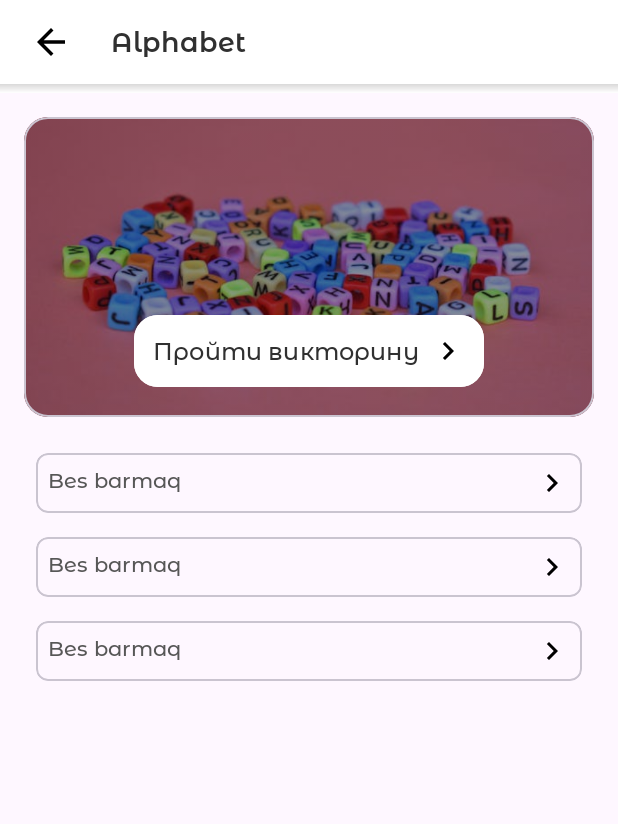
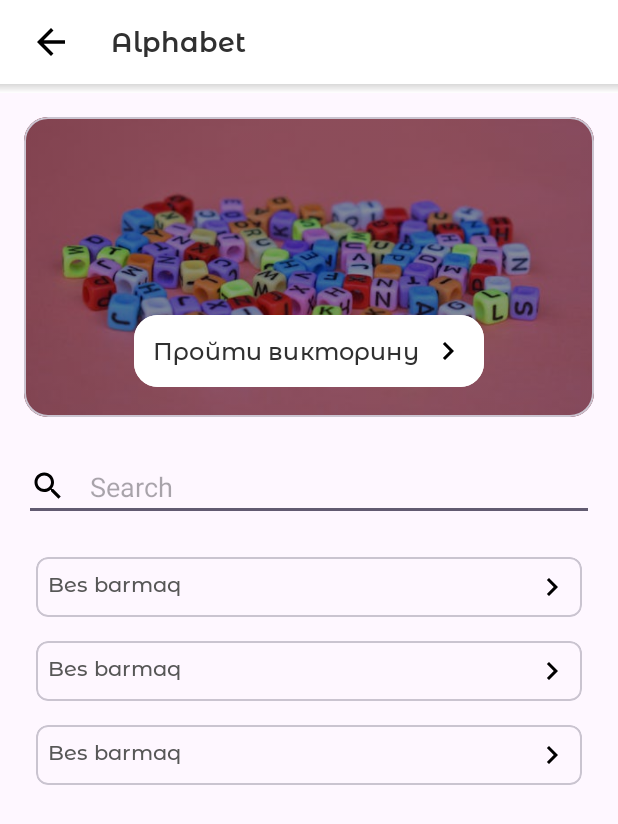
Before and after one commit to atabekkr/SignLanguageInKarakalpak, an Android app: the layout fragment_topic.xml on its own in the app's theme, with its tools: preview values and no code run, on a phone screen of 412 x 824 dp. Shown: the top 824 px of the screen. Run offline under Robolectric (Android 15) with nearby library versions, the phone set to English and light mode, and no system bars.

Commit message:
added overview of words screen

```diff
--- a/app/src/main/java/com/shaxsanem/signlanguage/data/db/SLDao.kt
+++ b/app/src/main/java/com/shaxsanem/signlanguage/data/db/SLDao.kt
@@ -10,4 +10,10 @@ interface SLDao {
     @Query("Select * from words")
     suspend fun getWords(): List<Word>
 
+    @Query("Select * from words where name like :name and group_name like :groupName")
+    suspend fun search(name: String, groupName: String): List<Word>
+
+    @Query("Select * from words where content like :content limit 1")
+    suspend fun getWordByContent(content: String): Word?
+
 }
--- a/app/src/main/java/com/shaxsanem/signlanguage/ui/HomeFragment.kt
+++ b/app/src/main/java/com/shaxsanem/signlanguage/ui/HomeFragment.kt
@@ -27,7 +27,7 @@ class HomeFragment : Fragment(R.layout.fragment_home) {
 
         binding.cardAlphabet.setOnClickListener {
             findNavController().navigate(
-                HomeFragmentDirections.actionHomeFragmentToTopicFragment()
+                HomeFragmentDirections.actionHomeFragmentToTopicFragment("number")
             )
         }
 
--- a/app/src/main/java/com/shaxsanem/signlanguage/ui/adapters/WordAdapter.kt
+++ b/app/src/main/java/com/shaxsanem/signlanguage/ui/adapters/WordAdapter.kt
@@ -20,7 +20,7 @@ class WordAdapter : ListAdapter<Word, WordAdapter.WordViewHolder>(MyDiffUtil())
             binding.tvTitle.text = item.name
 
             binding.root.setOnClickListener {
-                onClick.invoke(item.id)
+                onClick.invoke(item.content)
             }
         }
     }
@@ -39,8 +39,8 @@ class WordAdapter : ListAdapter<Word, WordAdapter.WordViewHolder>(MyDiffUtil())
         holder.bind()
     }
 
-    private var onClick: (id: Int) -> Unit = {}
-    fun setOnItemClickListener(onClick: (id: Int) -> Unit) {
+    private var onClick: (content: String) -> Unit = {}
+    fun setOnItemClickListener(onClick: (content: String) -> Unit) {
         this.onClick = onClick
     }
 
--- /dev/null
+++ b/app/src/main/res/drawable/ic_clear.xml
@@ -0,0 +1,5 @@
+<vector xmlns:android="http://schemas.android.com/apk/res/android" android:height="24dp" android:tint="#000000" android:viewportHeight="24" android:viewportWidth="24" android:width="24dp">
+
+    <path android:fillColor="@android:color/white" android:pathData="M19,6.41L17.59,5 12,10.59 6.41,5 5,6.41 10.59,12 5,17.59 6.41,19 12,13.41 17.59,19 19,17.59 13.41,12z"/>
+
+</vector>
--- /dev/null
+++ b/app/src/main/res/drawable/ic_search_24.xml
@@ -0,0 +1,5 @@
+<vector xmlns:android="http://schemas.android.com/apk/res/android" android:height="24dp" android:tint="#000000" android:viewportHeight="24" android:viewportWidth="24" android:width="24dp">
+
+    <path android:fillColor="@android:color/white" android:pathData="M15.5,14h-0.79l-0.28,-0.27C15.41,12.59 16,11.11 16,9.5 16,5.91 13.09,3 9.5,3S3,5.91 3,9.5 5.91,16 9.5,16c1.61,0 3.09,-0.59 4.23,-1.57l0.27,0.28v0.79l5,4.99L20.49,19l-4.99,-5zM9.5,14C7.01,14 5,11.99 5,9.5S7.01,5 9.5,5 14,7.01 14,9.5 11.99,14 9.5,14z"/>
+
+</vector>
--- a/app/src/main/res/layout/fragment_topic.xml
+++ b/app/src/main/res/layout/fragment_topic.xml
@@ -1,11 +1,10 @@
 <?xml version="1.0" encoding="utf-8"?>
-<androidx.core.widget.NestedScrollView
-    xmlns:android="http://schemas.android.com/apk/res/android"
+<androidx.core.widget.NestedScrollView xmlns:android="http://schemas.android.com/apk/res/android"
     xmlns:app="http://schemas.android.com/apk/res-auto"
     xmlns:tools="http://schemas.android.com/tools"
     android:layout_width="match_parent"
     android:layout_height="match_parent"
-    tools:context=".ui.TopicFragment" >
+    tools:context=".ui.TopicFragment">
 
     <LinearLayout
         android:layout_width="match_parent"
@@ -93,6 +92,34 @@
 
         </com.google.android.material.card.MaterialCardView>
 
+        <FrameLayout
+            android:layout_width="match_parent"
+            android:layout_height="wrap_content"
+            android:layout_marginHorizontal="@dimen/normal_100"
+            android:layout_marginTop="@dimen/small_100">
+
+            <EditText
+                android:id="@+id/et_search"
+                android:layout_width="match_parent"
+                android:layout_height="wrap_content"
+                android:layout_marginTop="@dimen/normal_100"
+                android:drawableStart="@drawable/ic_search_24"
+                android:drawablePadding="@dimen/normal_100"
+                android:hint="@string/search"
+                android:importantForAutofill="no" />
+
+            <ImageView
+                android:id="@+id/btn_clear"
+                android:layout_width="wrap_content"
+                android:layout_height="wrap_content"
+                android:visibility="invisible"
+                android:background="@drawable/btn_ripple_effect"
+                android:layout_marginEnd="@dimen/normal_100"
+                android:layout_gravity="end|center_vertical"
+                android:src="@drawable/ic_clear" />
+
+        </FrameLayout>
+
         <androidx.recyclerview.widget.RecyclerView
             android:id="@+id/recycler_view"
             android:layout_width="match_parent"
--- a/app/src/main/res/layout/item_element.xml
+++ b/app/src/main/res/layout/item_element.xml
@@ -5,7 +5,7 @@
     android:layout_width="match_parent"
     android:layout_height="wrap_content"
     android:layout_margin="@dimen/small_100"
-    android:background="@drawable/btn_ripple_effect"
+    android:background="?attr/selectableItemBackground"
     android:padding="0dp"
     app:cardCornerRadius="@dimen/small_100">
 
--- a/app/src/main/res/values/strings.xml
+++ b/app/src/main/res/values/strings.xml
@@ -8,4 +8,7 @@
     <string name="config">Конфигурация</string>
     <string name="family">Семья</string>
     <string name="favourites">Избранные</string>
+    <string name="search">Search</string>
+    <string name="obzor">Obzor</string>
+    <string name="add_to_fav">Добавить в избранное</string>
 </resources>
```
Also changed, not shown: app/src/main/java/com/shaxsanem/signlanguage/ui/TopicFragment.kt (+28 -0 lines), app/src/main/java/com/shaxsanem/signlanguage/ui/WordOverviewFragment.kt (added, +136 -0 lines), app/src/main/res/drawable/bg_video.xml (added, +10 -0 lines), app/src/main/res/layout/fragment_word_overview.xml (added, +100 -0 lines), app/src/main/res/navigation/nav_graph.xml (+19 -0 lines), app/src/main/res/drawable/ic_filled_star.png (added), app/src/main/res/drawable/ic_outlined_start.png (added), 1 other file. Lines whose indentation alone changed are shown as unchanged.
